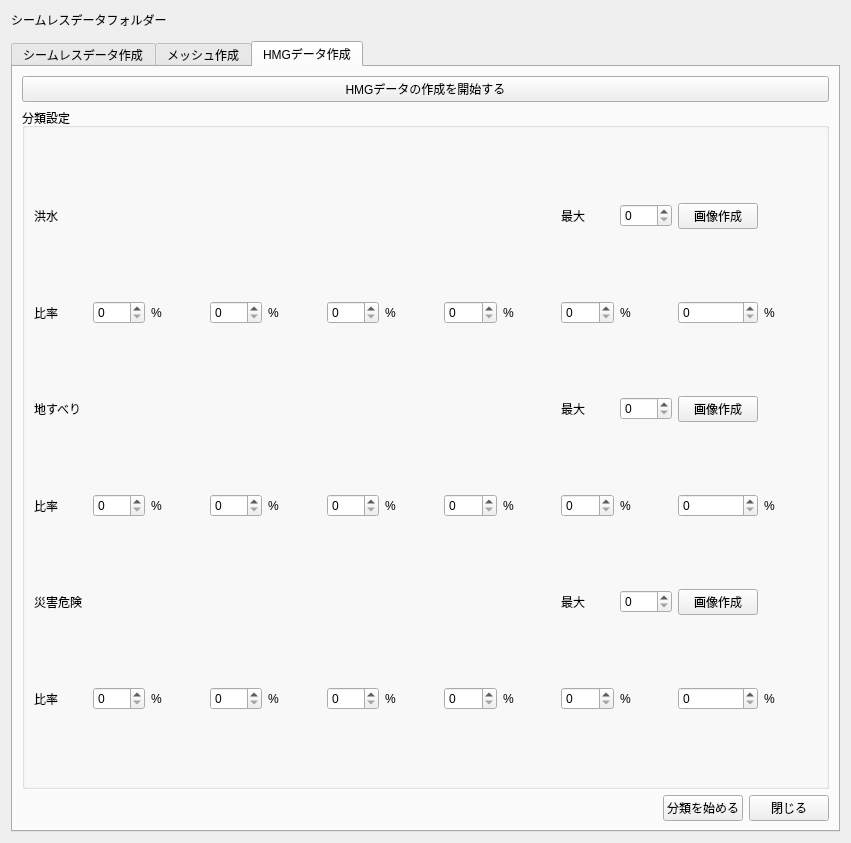
0712kazu/HazardMapGame_tool, file ui/main_window.ui: the form before one commit.
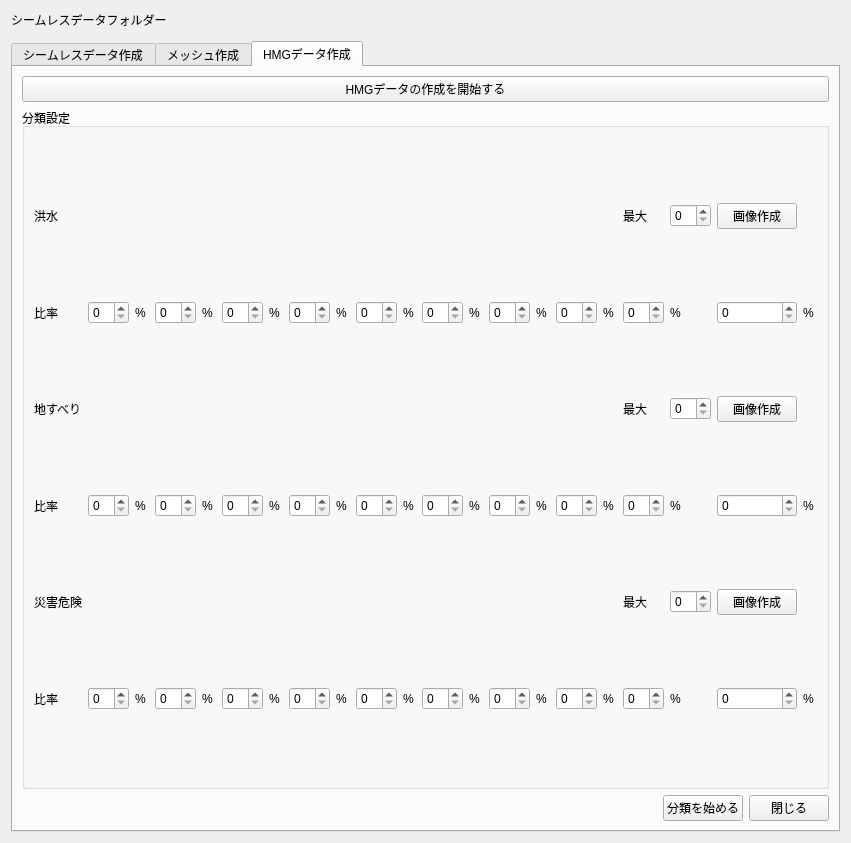
The form after the commit. The open tabs and pages were chosen to show the change. Custom widgets are drawn as their Qt base class.

Commit message: percentage to 10 box (UI layout)

```diff
--- a/ui/main_window.ui
+++ b/ui/main_window.ui
@@ -690,17 +690,17 @@
                 </property>
               </widget>
             </item>
-            <item row="2" column="9">
+            <item row="2" column="17">
               <widget class="QLabel" name="label_classif_max_kozui">
                <property name="text">
                 <string>最大</string>
                </property>
               </widget>
             </item>
-            <item row="2" column="10">
+            <item row="2" column="18">
               <widget class="QSpinBox" name="classif_nbmax_kozui"/>
              </item>
-            <item row="2" column="11">
+            <item row="2" column="19">
              <widget class="QPushButton" name="classif_showgraph_kozui">
               <property name="text">
                <string>画像作成</string>
@@ -781,6 +781,46 @@
                </property>
               </widget>
             </item>
+            <item row="3" column="13">
+              <widget class="QSpinBox" name="classif_percent_7_kozui"/>
+             </item>
+            <item row="3" column="14">
+              <widget class="QLabel" name="label_percent_7_kozui">
+               <property name="text">
+                <string>%</string>
+               </property>
+              </widget>
+            </item>
+            <item row="3" column="15">
+              <widget class="QSpinBox" name="classif_percent_8_kozui"/>
+             </item>
+            <item row="3" column="16">
+              <widget class="QLabel" name="label_percent_8_kozui">
+               <property name="text">
+                <string>%</string>
+               </property>
+              </widget>
+            </item>
+            <item row="3" column="17">
+              <widget class="QSpinBox" name="classif_percent_9_kozui"/>
+             </item>
+            <item row="3" column="18">
+              <widget class="QLabel" name="label_percent_9_kozui">
+               <property name="text">
+                <string>%</string>
+               </property>
+              </widget>
+            </item>
+            <item row="3" column="19">
+              <widget class="QSpinBox" name="classif_percent_10_kozui"/>
+             </item>
+            <item row="3" column="20">
+              <widget class="QLabel" name="label_percent_10_kozui">
+               <property name="text">
+                <string>%</string>
+               </property>
+              </widget>
+            </item>
         <!-- Classification 5: Landslip  -->
             <item row="8" column="0">
               <widget class="QLabel" name="label_classif_title_jisuberi">
@@ -795,17 +835,17 @@
                 </property>
               </widget>
             </item>
-            <item row="8" column="9">
+            <item row="8" column="17">
               <widget class="QLabel" name="label_classif_max_jisuberi">
                <property name="text">
                 <string>最大</string>
                </property>
               </widget>
             </item>
-            <item row="8" column="10">
+            <item row="8" column="18">
               <widget class="QSpinBox" name="classif_nbmax_jisuberi"/>
              </item>
-            <item row="8" column="11">
+            <item row="8" column="19">
              <widget class="QPushButton" name="classif_showgraph_jisuberi">
               <property name="text">
                <string>画像作成</string>
@@ -886,6 +926,46 @@
                </property>
               </widget>
             </item>
+            <item row="9" column="13">
+              <widget class="QSpinBox" name="classif_percent_7_jisuberi"/>
+             </item>
+            <item row="9" column="14">
+              <widget class="QLabel" name="label_percent_7_jisuberi">
+               <property name="text">
+                <string>%</string>
+               </property>
+              </widget>
+            </item>
+            <item row="9" column="15">
+              <widget class="QSpinBox" name="classif_percent_8_jisuberi"/>
+             </item>
+            <item row="9" column="16">
+              <widget class="QLabel" name="label_percent_8_jisuberi">
+               <property name="text">
+                <string>%</string>
+               </property>
+              </widget>
+            </item>
+            <item row="9" column="17">
+              <widget class="QSpinBox" name="classif_percent_9_jisuberi"/>
+             </item>
+            <item row="9" column="18">
+              <widget class="QLabel" name="label_percent_9_jisuberi">
+               <property name="text">
+                <string>%</string>
+               </property>
+              </widget>
+            </item>
+            <item row="9" column="19">
+              <widget class="QSpinBox" name="classif_percent_10_jisuberi"/>
+             </item>
+            <item row="9" column="20">
+              <widget class="QLabel" name="label_percent_10_jisuberi">
+               <property name="text">
+                <string>%</string>
+               </property>
+              </widget>
+            </item>
         <!-- Classification 6: Saigai risk  -->
             <item row="10" column="0">
               <widget class="QLabel" name="label_classif_title_saigai">
@@ -900,17 +980,17 @@
                 </property>
               </widget>
             </item>
-            <item row="10" column="9">
+            <item row="10" column="17">
               <widget class="QLabel" name="label_classif_max_saigai">
                <property name="text">
                 <string>最大</string>
                </property>
               </widget>
             </item>
-            <item row="10" column="10">
+            <item row="10" column="18">
               <widget class="QSpinBox" name="classif_nbmax_saigai"/>
              </item>
-            <item row="10" column="11">
+            <item row="10" column="19">
              <widget class="QPushButton" name="classif_showgraph_saigai">
               <property name="text">
                <string>画像作成</string>
@@ -991,6 +1071,46 @@
                </property>
               </widget>
             </item>
+            <item row="11" column="13">
+              <widget class="QSpinBox" name="classif_percent_7_saigai"/>
+             </item>
+            <item row="11" column="14">
+              <widget class="QLabel" name="label_percent_7_saigai">
+               <property name="text">
+                <string>%</string>
+               </property>
+              </widget>
+            </item>
+            <item row="11" column="15">
+              <widget class="QSpinBox" name="classif_percent_8_saigai"/>
+             </item>
+            <item row="11" column="16">
+              <widget class="QLabel" name="label_percent_8_saigai">
+               <property name="text">
+                <string>%</string>
+               </property>
+              </widget>
+            </item>
+            <item row="11" column="17">
+              <widget class="QSpinBox" name="classif_percent_9_saigai"/>
+             </item>
+            <item row="11" column="18">
+              <widget class="QLabel" name="label_percent_9_saigai">
+               <property name="text">
+                <string>%</string>
+               </property>
+              </widget>
+            </item>
+            <item row="11" column="19">
+              <widget class="QSpinBox" name="classif_percent_10_saigai"/>
+             </item>
+            <item row="11" column="20">
+              <widget class="QLabel" name="label_percent_10_saigai">
+               <property name="text">
+                <string>%</string>
+               </property>
+              </widget>
+            </item>
           </layout>
 
         </widget>
```
